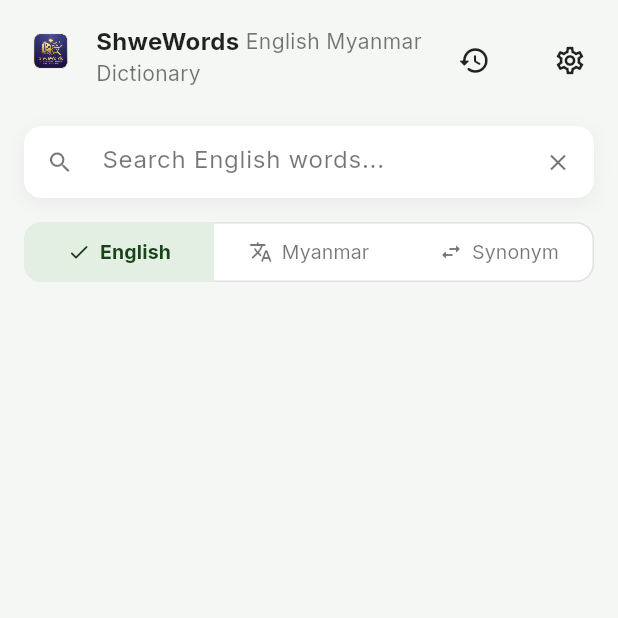
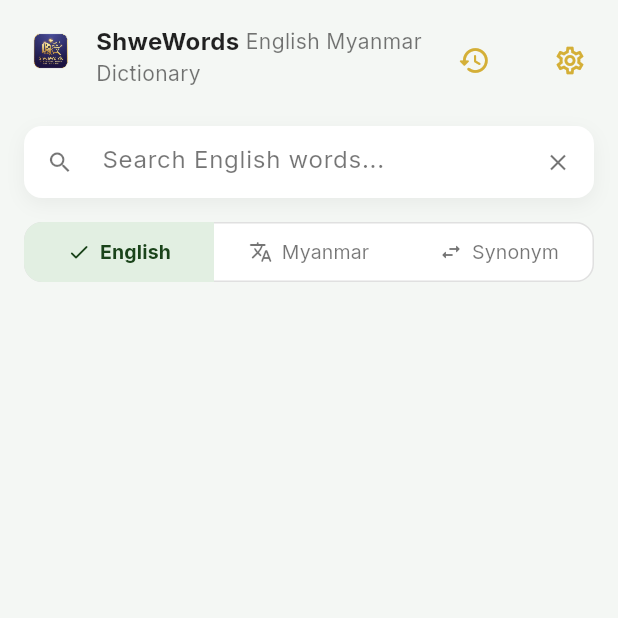
Before and after one commit to mggyi86/shwe-words-dictionary-app, a Flutter app: the SearchScreen screen opened by its route, on a phone screen of 412 x 824 dp, the top half of it. Run offline on Flutter 3.47's test engine with Material 3 defaults, Android fonts, the phone set to English and light mode, and no system bars; our stand-ins replace connectivity_plus, dio, drift, flutter_riverpod, flutter_tts, freezed_annotation and 5 more; accounts and stored records are empty; generated files the repository leaves out were written again; network calls fail.

Commit message:
fix color

```diff
--- a/lib/core/theme/app_colors.dart
+++ b/lib/core/theme/app_colors.dart
@@ -55,8 +55,7 @@ class AppColors {
   static Color goldBorderCard(Brightness brightness) =>
       gold.withValues(alpha: 0.4);
 
-  static Color goldIcon(Brightness brightness, {double alpha = 0.8}) =>
-      gold.withValues(alpha: alpha);
+  static Color goldIcon(Brightness brightness) => gold;
 
   static Color inactiveTabForeground(Brightness brightness) =>
       brightness == Brightness.dark ? grey400 : lightMutedText;
--- a/lib/features/history/history_screen.dart
+++ b/lib/features/history/history_screen.dart
@@ -4,6 +4,7 @@ import 'package:go_router/go_router.dart';
 import 'package:shwewords/core/router/app_router.dart';
 import 'package:shwewords/core/providers/repository_providers.dart';
 import 'package:shwewords/domain/entities/dictionary_entry.dart';
+import 'package:shwewords/core/theme/app_colors.dart';
 import 'package:shwewords/core/theme/app_theme.dart';
 import 'package:shwewords/features/search/providers/search_provider.dart';
 
@@ -107,7 +108,7 @@ class _FavoritesTab extends ConsumerWidget {
           itemBuilder: (context, index) {
             final entry = favorites[index];
             return ListTile(
-              leading: const Icon(Icons.star, color: Colors.amber),
+              leading: const Icon(Icons.star, color: AppColors.gold),
               title: Text(entry.word),
               subtitle: Text(
                 entry.primaryMeaning,
--- a/lib/features/search/search_screen.dart
+++ b/lib/features/search/search_screen.dart
@@ -97,8 +97,7 @@ class _SearchScreenState extends ConsumerState<SearchScreen> {
         ),
         VerticalDivider(
           width: 1,
-          color: AppColors.goldBorder(Theme.of(context).brightness)
-              .withValues(alpha: 0.35),
+          color: AppColors.gold.withValues(alpha: 0.35),
         ),
         Expanded(
           child: Center(
@@ -118,8 +117,6 @@ class _SearchScreenState extends ConsumerState<SearchScreen> {
     final isDark = Theme.of(context).brightness == Brightness.dark;
     final titleColor = isDark ? Colors.white : Colors.black87;
     final subtitleColor = isDark ? Colors.grey[400]! : Colors.black54;
-    final iconColor =
-        isDark ? const Color(0xFFD4AF37) : Colors.black87;
 
     return Padding(
       padding: const EdgeInsets.fromLTRB(16, 16, 8, 0),
@@ -170,14 +167,14 @@ class _SearchScreenState extends ConsumerState<SearchScreen> {
           const OfflineIndicator(),
           IconButton(
             icon: const Icon(Icons.history_rounded),
-            color: iconColor,
+            color: const Color(0xFFD4AF37),
             tooltip: 'History & Favorites',
             onPressed: () => context.push(AppRoutes.history),
           ),
           const SizedBox(width: 16),
           IconButton(
             icon: const Icon(Icons.settings_outlined),
-            color: iconColor,
+            color: const Color(0xFFD4AF37),
             tooltip: 'Settings',
             onPressed: () => context.push(AppRoutes.settings),
           ),
@@ -203,7 +200,7 @@ class _SearchScreenState extends ConsumerState<SearchScreen> {
               borderRadius: BorderRadius.circular(12),
               border: isDark
                   ? Border.all(
-                      color: const Color(0xFFD4AF37).withValues(alpha: 0.3),
+                      color: AppColors.gold.withValues(alpha: 0.3),
                     )
                   : null,
               boxShadow: isDark
@@ -277,7 +274,7 @@ class _SearchScreenState extends ConsumerState<SearchScreen> {
     return searchAsync.when(
       loading: () => Center(
         child: CircularProgressIndicator(
-          color: AppColors.goldBorder(Theme.of(context).brightness),
+          color: AppColors.gold,
         ),
       ),
       error: (e, _) => Center(child: Text('Search error: $e')),
@@ -295,7 +292,7 @@ class _SearchScreenState extends ConsumerState<SearchScreen> {
                 padding: const EdgeInsets.all(16),
                 child: Center(
                   child: CircularProgressIndicator(
-                    color: AppColors.goldBorder(Theme.of(context).brightness),
+                    color: AppColors.gold,
                   ),
                 ),
               );
@@ -361,7 +358,7 @@ class _SearchScreenState extends ConsumerState<SearchScreen> {
                 return ActionChip(
                   label: Text(term),
                   side: BorderSide(
-                    color: AppColors.goldBorder(Theme.of(context).brightness),
+                    color: AppColors.gold,
                   ),
                   onPressed: () {
                     _controller.text = term;
--- a/lib/features/search/widgets/offline_indicator.dart
+++ b/lib/features/search/widgets/offline_indicator.dart
@@ -30,7 +30,7 @@ class OfflineIndicator extends ConsumerWidget {
         child: Icon(
           Icons.cloud_off_outlined,
           size: 20,
-          color: AppColors.goldBorder(Theme.of(context).brightness),
+          color: AppColors.gold,
         ),
       ),
     );
--- a/lib/features/search/widgets/search_mode_toggle.dart
+++ b/lib/features/search/widgets/search_mode_toggle.dart
@@ -1,4 +1,5 @@
 import 'package:flutter/material.dart';
+import 'package:shwewords/core/theme/app_colors.dart';
 import 'package:shwewords/domain/entities/search_result.dart';
 
 class SearchModeToggle extends StatelessWidget {
@@ -27,7 +28,7 @@ class SearchModeToggle extends StatelessWidget {
         borderRadius: BorderRadius.circular(_outerRadius),
         border: Border.all(
           color: isDark
-              ? const Color(0xFFD4AF37).withValues(alpha: 0.3)
+              ? AppColors.gold.withValues(alpha: 0.3)
               : Colors.grey.shade300,
         ),
       ),
--- a/lib/features/word_detail/word_detail_screen.dart
+++ b/lib/features/word_detail/word_detail_screen.dart
@@ -4,6 +4,7 @@ import 'package:flutter_riverpod/flutter_riverpod.dart';
 import 'package:share_plus/share_plus.dart';
 import 'package:shwewords/core/providers/pronunciation_provider.dart';
 import 'package:shwewords/core/providers/repository_providers.dart';
+import 'package:shwewords/core/theme/app_colors.dart';
 import 'package:shwewords/core/theme/app_theme.dart';
 import 'package:shwewords/domain/entities/dictionary_entry.dart';
 import 'package:shwewords/features/search/providers/search_provider.dart';
@@ -60,7 +61,7 @@ class _WordDetailContent extends ConsumerWidget {
           IconButton(
             icon: Icon(
               isFavorite ? Icons.star : Icons.star_border,
-              color: isFavorite ? Colors.amber : null,
+              color: isFavorite ? AppColors.gold : null,
             ),
             tooltip: 'Favorite',
             onPressed: () async {
```
Also changed, not shown: lib/features/search/widgets/search_result_tile.dart (+21 -28 lines).
